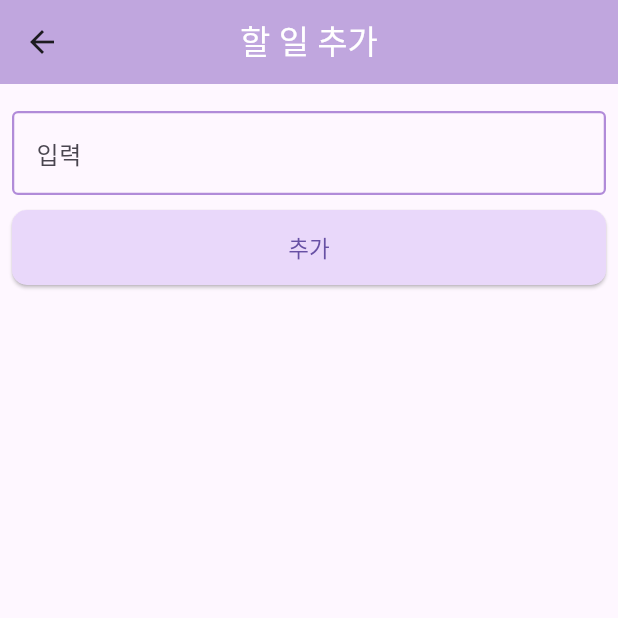
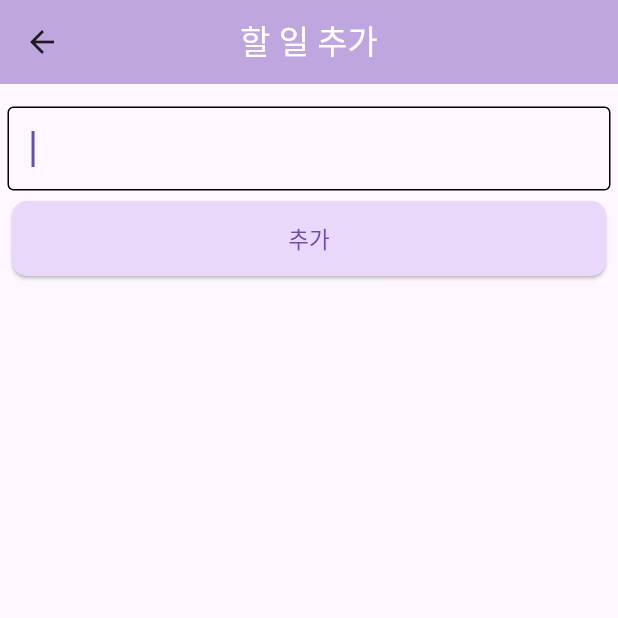
Before and after one commit to ahyng/todo_flutterproject, a Flutter app: the screen it shows after launch, after a tap on the "add" icon, on a phone screen of 412 x 824 dp, the top half of it. Run offline on Flutter 3.47's test engine with Material 3 defaults, Android fonts, the phone set to English and light mode, and no system bars.

Commit message:
버튼 속성 변경

```diff
--- a/todo_flutterproject/lib/addPage.dart
+++ b/todo_flutterproject/lib/addPage.dart
@@ -24,8 +24,9 @@ class addList extends StatelessWidget {
               height: 10,
             ),
             Padding(
-              padding: const EdgeInsets.all(8.0),
+              padding: const EdgeInsets.all(5.0),
               child: TextField(
+                autofocus: true,
                 controller: controller,
                 keyboardType: TextInputType.text,
                 decoration: const InputDecoration(
--- a/todo_flutterproject/lib/home.dart
+++ b/todo_flutterproject/lib/home.dart
@@ -52,32 +52,38 @@ class _homeState extends State<home> {
           );
         },
       ),
-      bottomNavigationBar: Padding(
-        padding: const EdgeInsets.fromLTRB(8.0, 15.0, 8.0, 15.0),
-        child: Container(
-          decoration: const BoxDecoration(
-              //shape: BoxShape.circle,
+      // bottomNavigationBar: Padding(
+      //   padding: const EdgeInsets.fromLTRB(8.0, 15.0, 8.0, 15.0),
+      //   child: Container(
+      //     decoration: const BoxDecoration(
+      //         //shape: BoxShape.circle,
 
-              ),
-          child: IconButton(
-            icon: const Icon(
-              Icons.add,
-              color: Colors.white,
-            ),
-            style: IconButton.styleFrom(
-              minimumSize: const Size.fromHeight(50),
-              backgroundColor: const Color.fromARGB(255, 202, 176, 229),
-              shape: const RoundedRectangleBorder(
-                borderRadius: BorderRadius.all(Radius.circular(10)),
-              ),
-            ),
-            onPressed: () {
-              _addNavigation(context);
-              /**Navigator.of(context).pushNamed('/add');**/
-            },
-            iconSize: 30,
-          ),
-        ),
+      //         ),
+      //     child: IconButton(
+      //       icon: const Icon(
+      //         Icons.add,
+      //         color: Colors.white,
+      //       ),
+      //       style: IconButton.styleFrom(
+      //         minimumSize: const Size.fromHeight(50),
+      //         backgroundColor: const Color.fromARGB(255, 202, 176, 229),
+      //         shape: const RoundedRectangleBorder(
+      //           borderRadius: BorderRadius.all(Radius.circular(10)),
+      //         ),
+      //       ),
+      //       onPressed: () {
+      //         _addNavigation(context);
+      //         /**Navigator.of(context).pushNamed('/add');**/
+      //       },
+      //       iconSize: 30,
+      //     ),
+      //   ),
+      // ),
+      floatingActionButton: FloatingActionButton(
+        onPressed: () {
+          _addNavigation(context);
+        },
+        child: const Icon(Icons.add),
       ),
     );
   }
@@ -98,8 +104,8 @@ class TodoList extends StatelessWidget {
         //color: const Color.fromARGB(255, 244, 244, 244),
         decoration: BoxDecoration(
             border: Border.all(
-          width: 1.2,
-          color: const Color.fromARGB(255, 170, 129, 214),
+          width: 2,
+          color: const Color.fromARGB(255, 206, 185, 229),
         )),
         child: Row(
           mainAxisAlignment: MainAxisAlignment.spaceBetween,
@@ -108,7 +114,7 @@ class TodoList extends StatelessWidget {
             Text(
               todo,
               style: const TextStyle(
-                fontSize: 25,
+                fontSize: 22,
               ),
             ),
             IconButton(
```
